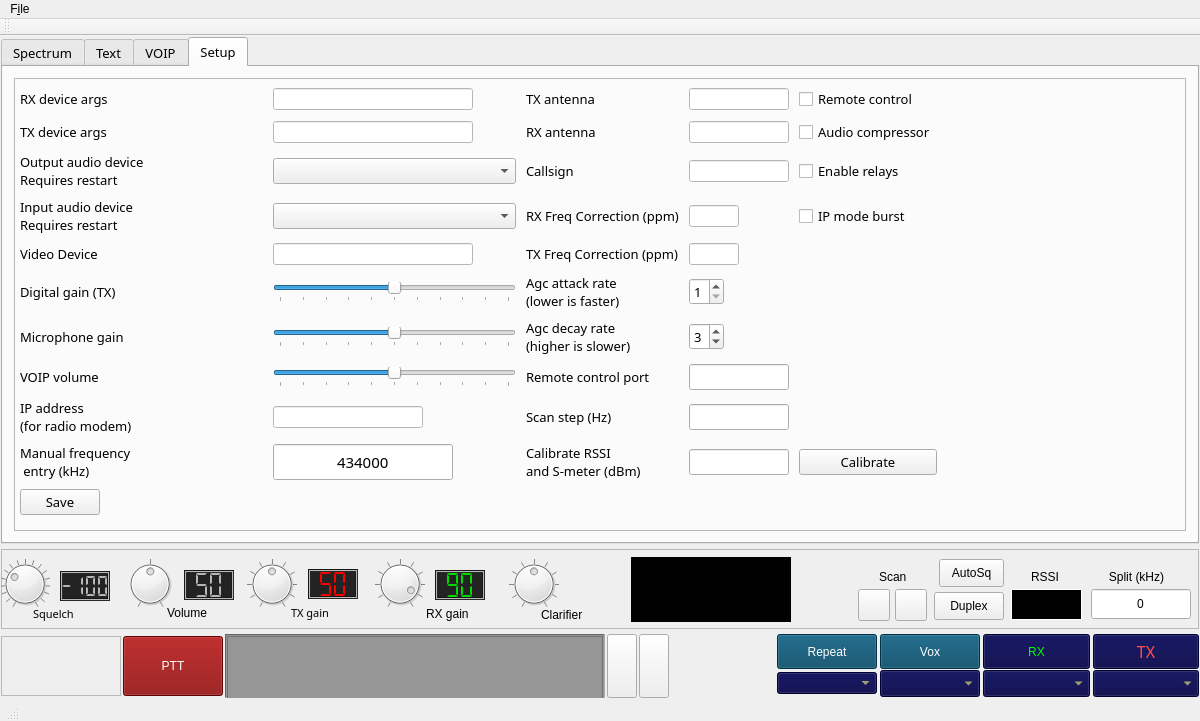
Above: mainwindow.ui from qradiolink/qradiolink before the change. Below: the same form after it.
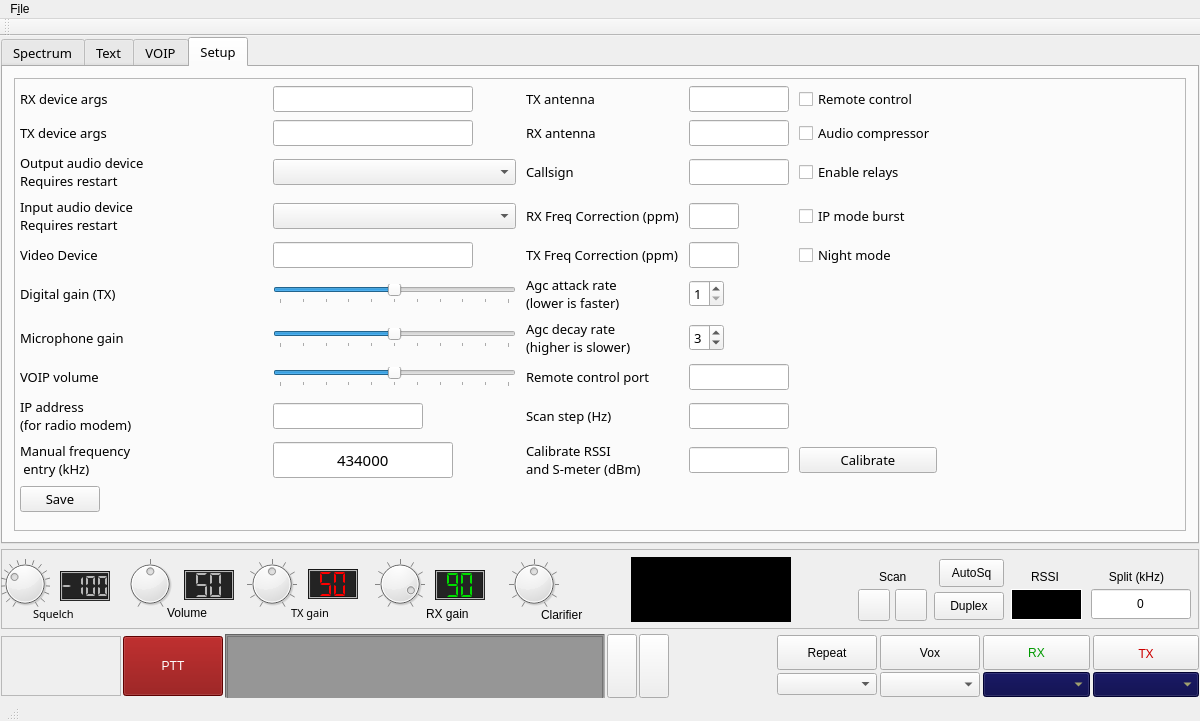
That is the form after the change. The open tabs and pages were chosen to show the change. Icons and pictures are not drawn. Custom widgets are drawn as their Qt base class.

Commit message: Add night mode theme

Diff of the .ui file:
```diff
--- a/mainwindow.ui
+++ b/mainwindow.ui
@@ -2235,9 +2235,7 @@
                 </size>
                </property>
                <property name="styleSheet">
-                <string notr="true">background-color: rgb(255, 255, 255);
-color: rgb(0, 0, 61);
-font: 10pt &quot;Sans Serif&quot;;</string>
+                <string notr="true">font: 10pt &quot;Sans Serif&quot;;</string>
                </property>
                <property name="maxLength">
                 <number>25</number>
@@ -2281,9 +2279,7 @@
                 </size>
                </property>
                <property name="styleSheet">
-                <string notr="true">background-color: rgb(255, 255, 255);
-color: rgb(0, 0, 61);
-font: 10pt &quot;Sans Serif&quot;;</string>
+                <string notr="true">font: 10pt &quot;Sans Serif&quot;;</string>
                </property>
                <property name="maxLength">
                 <number>100</number>
@@ -2311,9 +2307,7 @@
                 </size>
                </property>
                <property name="styleSheet">
-                <string notr="true">background-color: rgb(255, 255, 255);
-color: rgb(0, 0, 61);
-font: 10pt &quot;Sans Serif&quot;;</string>
+                <string notr="true">font: 10pt &quot;Sans Serif&quot;;</string>
                </property>
               </widget>
              </item>
@@ -2348,9 +2342,7 @@
                 </size>
                </property>
                <property name="styleSheet">
-                <string notr="true">background-color: rgb(255, 255, 255);
-color: rgb(0, 0, 61);
-font: 10pt &quot;Sans Serif&quot;;</string>
+                <string notr="true">font: 10pt &quot;Sans Serif&quot;;</string>
                </property>
               </widget>
              </item>
@@ -2439,9 +2431,7 @@
                 </size>
                </property>
                <property name="styleSheet">
-                <string notr="true">background-color: rgb(255, 255, 255);
-color: rgb(0, 0, 61);
-font: 10pt &quot;Sans Serif&quot;;</string>
+                <string notr="true">font: 10pt &quot;Sans Serif&quot;;</string>
                </property>
               </widget>
              </item>
@@ -2466,9 +2456,7 @@
                 </size>
                </property>
                <property name="styleSheet">
-                <string notr="true">background-color: rgb(255, 255, 255);
-color: rgb(0, 0, 61);
-font: 10pt &quot;Sans Serif&quot;;</string>
+                <string notr="true">font: 10pt &quot;Sans Serif&quot;;</string>
                </property>
               </widget>
              </item>
@@ -2593,9 +2581,7 @@
                 </size>
                </property>
                <property name="styleSheet">
-                <string notr="true">background-color: rgb(255, 255, 255);
-color: rgb(0, 0, 61);
-font: 10pt &quot;Sans Serif&quot;;</string>
+                <string notr="true">font: 10pt &quot;Sans Serif&quot;;</string>
                </property>
               </widget>
              </item>
@@ -2684,9 +2670,7 @@
                 </size>
                </property>
                <property name="styleSheet">
-                <string notr="true">background-color: rgb(255, 255, 255);
-color: rgb(0, 0, 61);
-font: 10pt &quot;Sans Serif&quot;;</string>
+                <string notr="true">font: 10pt &quot;Sans Serif&quot;;</string>
                </property>
               </widget>
              </item>
@@ -2721,9 +2705,7 @@
                 </size>
                </property>
                <property name="styleSheet">
-                <string notr="true">background-color: rgb(255, 255, 255);
-color: rgb(0, 0, 61);
-font: 10pt &quot;Sans Serif&quot;;</string>
+                <string notr="true">font: 10pt &quot;Sans Serif&quot;;</string>
                </property>
                <property name="maxLength">
                 <number>100</number>
@@ -2869,6 +2851,13 @@
                </property>
               </widget>
              </item>
+             <item row="6" column="4">
+              <widget class="QCheckBox" name="nightModeCheckBox">
+               <property name="text">
+                <string>Night mode</string>
+               </property>
+              </widget>
+             </item>
             </layout>
            </widget>
           </item>
@@ -4132,9 +4121,7 @@
              <string>TX CTCSS</string>
             </property>
             <property name="styleSheet">
-             <string notr="true">font: 11pt &quot;Sans Serif&quot;;
-color: rgb(240, 240, 119);
-background-color: rgb(0, 0, 67);</string>
+             <string notr="true">font: 9pt &quot;Sans Serif&quot;;</string>
             </property>
            </widget>
           </item>
@@ -4160,7 +4147,11 @@
             </property>
             <property name="font">
              <font>
-              <pointsize>12</pointsize>
+              <family>Sans Serif</family>
+              <pointsize>9</pointsize>
+              <weight>50</weight>
+              <italic>false</italic>
+              <bold>false</bold>
              </font>
             </property>
             <property name="toolTip">
@@ -4193,9 +4184,8 @@
              <string>RX CTCSS</string>
             </property>
             <property name="styleSheet">
-             <string notr="true">font: 11pt &quot;Sans Serif&quot;;
-color: rgb(240, 240, 119);
-background-color: rgb(0, 0, 67);</string>
+             <string notr="true">font: 9pt &quot;Sans Serif&quot;;
+</string>
             </property>
            </widget>
           </item>
@@ -4221,7 +4211,11 @@
             </property>
             <property name="font">
              <font>
-              <pointsize>12</pointsize>
+              <family>Sans Serif</family>
+              <pointsize>9</pointsize>
+              <weight>50</weight>
+              <italic>false</italic>
+              <bold>false</bold>
              </font>
             </property>
             <property name="toolTip">
@@ -4285,10 +4279,10 @@
              <bool>false</bool>
             </property>
             <property name="styleSheet">
-             <string notr="true">font: 12pt &quot;Sans Serif&quot;;
-color: rgb(0, 255, 0);
+             <string notr="true">font: 10pt &quot;Sans Serif&quot;;
+color: #009900;
 border-width: 4px;
-background-color: rgb(0, 0, 67);
+
 </string>
             </property>
             <property name="text">
@@ -4333,7 +4327,7 @@
             <property name="font">
              <font>
               <family>Sans Serif</family>
-              <pointsize>12</pointsize>
+              <pointsize>10</pointsize>
               <weight>50</weight>
               <italic>false</italic>
               <bold>false</bold>
@@ -4355,10 +4349,9 @@
              <bool>false</bool>
             </property>
             <property name="styleSheet">
-             <string notr="true">font: 12pt &quot;Sans Serif&quot;;
-background-color: rgb(0, 0, 67);
+             <string notr="true">font: 10pt &quot;Sans Serif&quot;;
 border-width: 4px;
-color: rgb(255, 78, 78);</string>
+color: #cc0000</string>
             </property>
             <property name="text">
              <string>TX</string>
@@ -4409,10 +4402,9 @@
              <bool>false</bool>
             </property>
             <property name="styleSheet">
-             <string notr="true">font: 12pt &quot;Sans Serif&quot;;
+             <string notr="true">font: 10pt &quot;Sans Serif&quot;;
 border-width: 4px;
-background-color: rgb(0, 67, 98);
-color: rgb(255, 255, 255);</string>
+</string>
             </property>
             <property name="text">
              <string>Vox</string>
@@ -4463,10 +4455,9 @@
              <bool>false</bool>
             </property>
             <property name="styleSheet">
-             <string notr="true">font: 12pt &quot;Sans Serif&quot;;
+             <string notr="true">font: 10pt &quot;Sans Serif&quot;;
 border-width: 4px;
-background-color: rgb(0, 67, 98);
-color: rgb(255, 255, 255);</string>
+</string>
             </property>
             <property name="text">
              <string>Repeat</string>
```
Left out of the diff: 42 changed lines with no effect on the pictures. The commit also changes 5 other files.
